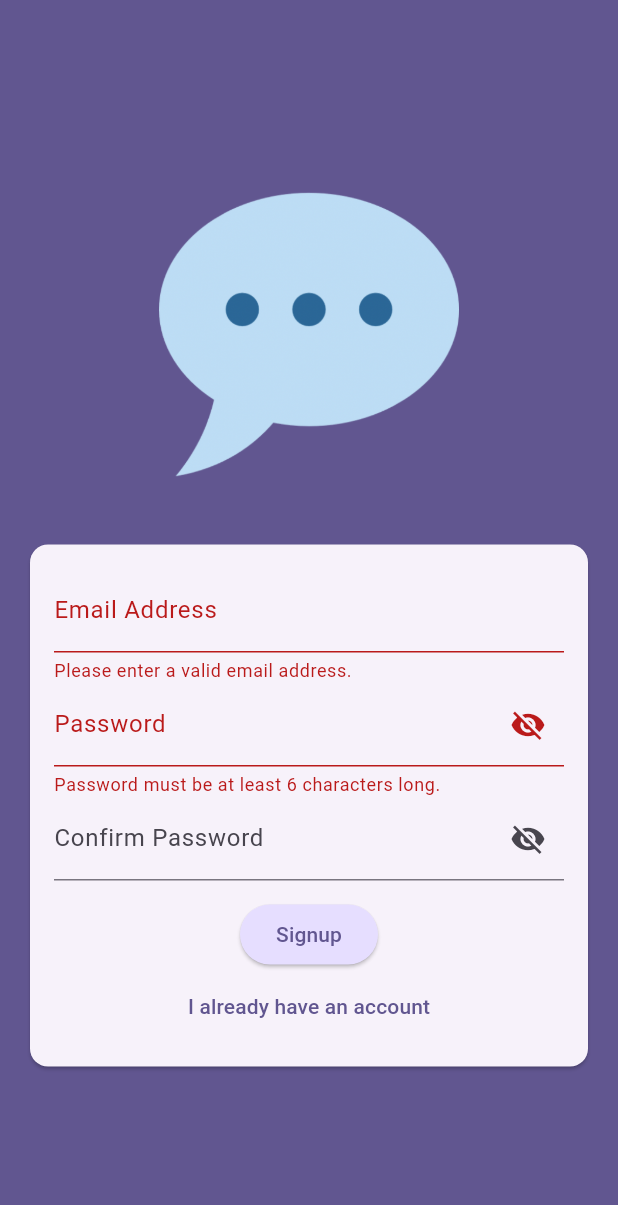
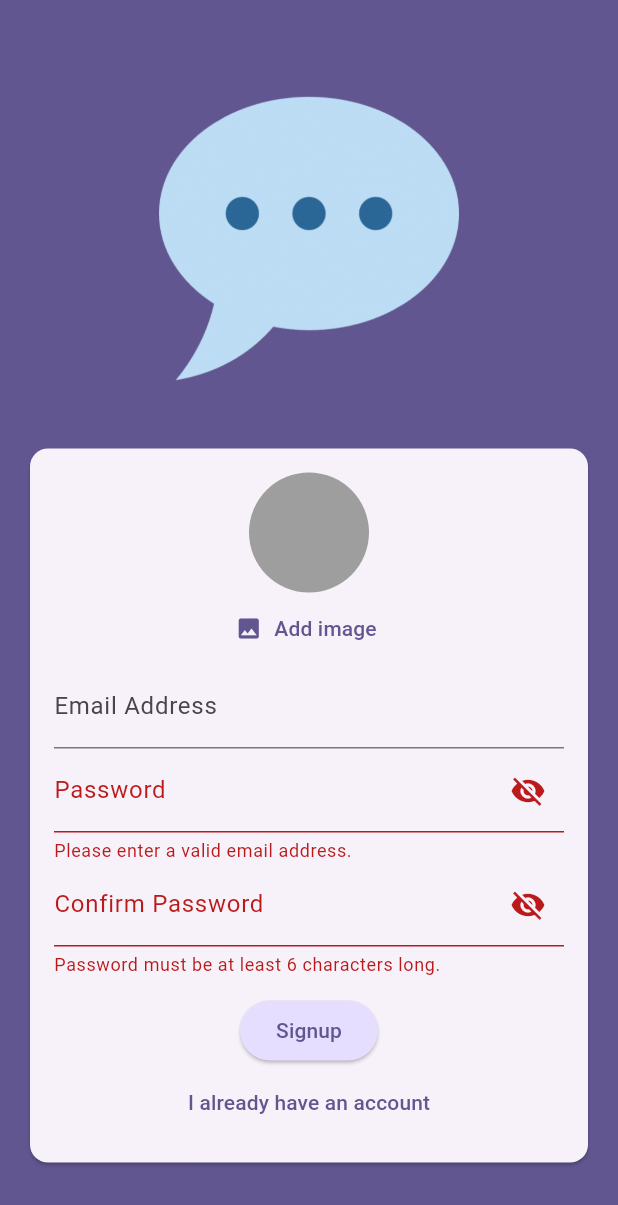
Before and after one commit to Adriatik-Berdufi/chat_app_with-firebase, a Flutter app: the screen it shows after launch, after a tap on "Login", after a tap on "Create an account", on a phone screen of 412 x 824 dp. Shown: the top 1205 px of the screen. Run offline on Flutter 3.47's test engine with Material 3 defaults, Android fonts, the phone set to English and light mode, and no system bars; our stand-ins replace firebase_auth, firebase_core, firebase_storage, image_picker; accounts and stored records are empty.

Commit message:
add picked image

```diff
--- a/lib/main.dart
+++ b/lib/main.dart
@@ -1,3 +1,6 @@
+import 'package:chat_app/screens/chat.dart';
+import 'package:chat_app/screens/splash.dart';
+import 'package:firebase_auth/firebase_auth.dart';
 import 'package:flutter/material.dart';
 import 'package:firebase_core/firebase_core.dart';
 
@@ -23,7 +26,18 @@ class App extends StatelessWidget {
         colorScheme: ColorScheme.fromSeed(
             seedColor: const Color.fromARGB(255, 63, 17, 177)),
       ),
-      home: const AuthScreen(),
+      home: StreamBuilder(
+        stream: FirebaseAuth.instance.authStateChanges(),
+        builder: (ctx, snapshot) {
+          if (snapshot.connectionState == ConnectionState.waiting) {
+            return const SplashScreen();
+          }
+          if (snapshot.hasData) {
+            return const ChatScreen();
+          }
+          return const AuthScreen();
+        },
+      ),
     );
   }
 }
--- a/lib/screens/auth.dart
+++ b/lib/screens/auth.dart
@@ -1,5 +1,8 @@
+import 'package:firebase_storage/firebase_storage.dart';
 import 'package:flutter/material.dart';
 import 'package:firebase_auth/firebase_auth.dart';
+import 'package:chat_app/widgets/user_image_picker.dart';
+import 'dart:io';
 
 final _firebase = FirebaseAuth.instance;
 
@@ -19,6 +22,7 @@ class _AuthScreenState extends State<AuthScreen> {
   var _enteredEmail = '';
   var _enteredPassword = '';
   var _enteredPasswordConfirmation = '';
+  File? _selectedImage;
 
   // Variabili di stato per la visibilità delle password
   var _isPasswordVisible = false;
@@ -30,7 +34,9 @@ class _AuthScreenState extends State<AuthScreen> {
     if (!isValid) {
       return;
     }
-
+    if (!_isLogin && _selectedImage == null) {
+      return;
+    }
     _form.currentState!.save();
 
     // Verifica che le password corrispondano solo in modalità Signup
@@ -47,7 +53,7 @@ class _AuthScreenState extends State<AuthScreen> {
     try {
       if (_isLogin) {
         // Login
-        await _firebase.signInWithEmailAndPassword(
+        final userCredentials = await _firebase.signInWithEmailAndPassword(
           email: _enteredEmail,
           password: _enteredPassword,
         );
@@ -58,10 +64,15 @@ class _AuthScreenState extends State<AuthScreen> {
         );
       } else {
         // Creazione account
-        await _firebase.createUserWithEmailAndPassword(
-          email: _enteredEmail,
-          password: _enteredPassword,
-        );
+        final userCredentials = await _firebase.createUserWithEmailAndPassword(
+            email: _enteredEmail, password: _enteredPassword);
+        final storageRef = FirebaseStorage.instance
+            .ref()
+            .child('user_images')
+            .child('${userCredentials.user!.uid}.jpg');
+        await storageRef.putFile(_selectedImage!);
+        final imageUrl = await storageRef.getDownloadURL();
+        print(imageUrl);
 
         // Assicurarsi che il widget sia ancora montato
         if (mounted) {
@@ -132,6 +143,10 @@ class _AuthScreenState extends State<AuthScreen> {
                       child: Column(
                         mainAxisSize: MainAxisSize.min,
                         children: [
+                          if (!_isLogin)
+                            UserImagePicker(onPickedImage: (pickedImage) {
+                              _selectedImage = pickedImage;
+                            }),
                           TextFormField(
                             decoration: const InputDecoration(
                                 labelText: 'Email Address'),
--- /dev/null
+++ b/lib/screens/splash.dart
@@ -0,0 +1,16 @@
+import 'package:flutter/material.dart';
+
+class SplashScreen extends StatelessWidget {
+  const SplashScreen({super.key});
+  @override
+  Widget build(BuildContext context) {
+    return Scaffold(
+      appBar: AppBar(
+        title: const Text('chat'),
+      ),
+      body: const Center(
+        child: Text('Loading...!'),
+      ),
+    );
+  }
+}
--- /dev/null
+++ b/lib/widgets/user_image_picker.dart
@@ -0,0 +1,52 @@
+import 'dart:io';
+
+import 'package:flutter/material.dart';
+import 'package:image_picker/image_picker.dart';
+
+class UserImagePicker extends StatefulWidget {
+  const UserImagePicker({super.key, required this.onPickedImage});
+
+  final void Function(File pickedImage) onPickedImage;
+  @override
+  State<UserImagePicker> createState() {
+    return _UserImagePicker();
+  }
+}
+
+class _UserImagePicker extends State<UserImagePicker> {
+  File? _pickedImageFile;
+
+  void _pickImage() async {
+    final pickedImage = await ImagePicker().pickImage(
+      source: ImageSource.camera,
+      imageQuality: 50,
+      maxWidth: 150,
+    );
+    if (pickedImage == null) {
+      return;
+    }
+    setState(() {
+      _pickedImageFile = File(pickedImage.path);
+    });
+    widget.onPickedImage(_pickedImageFile!);
+  }
+
+  @override
+  Widget build(BuildContext context) {
+    return Column(
+      children: [
+        CircleAvatar(
+          radius: 40,
+          backgroundColor: Colors.grey,
+          foregroundImage:
+              _pickedImageFile != null ? FileImage(_pickedImageFile!) : null,
+        ),
+        TextButton.icon(
+          icon: const Icon(Icons.image),
+          label: const Text('Add image'),
+          onPressed: _pickImage,
+        )
+      ],
+    );
+  }
+}
--- a/pubspec.yaml
+++ b/pubspec.yaml
@@ -36,6 +36,8 @@ dependencies:
   cupertino_icons: ^1.0.2
   firebase_core: ^2.9.0
   firebase_auth: ^4.4.0
+  firebase_storage: ^11.6.5
+  image_picker: ^1.1.2
 
 dev_dependencies:
   flutter_test:
```
Also changed, not shown: lib/screens/chat.dart (added, +25 -0 lines), pubspec.lock, 5 other files.
